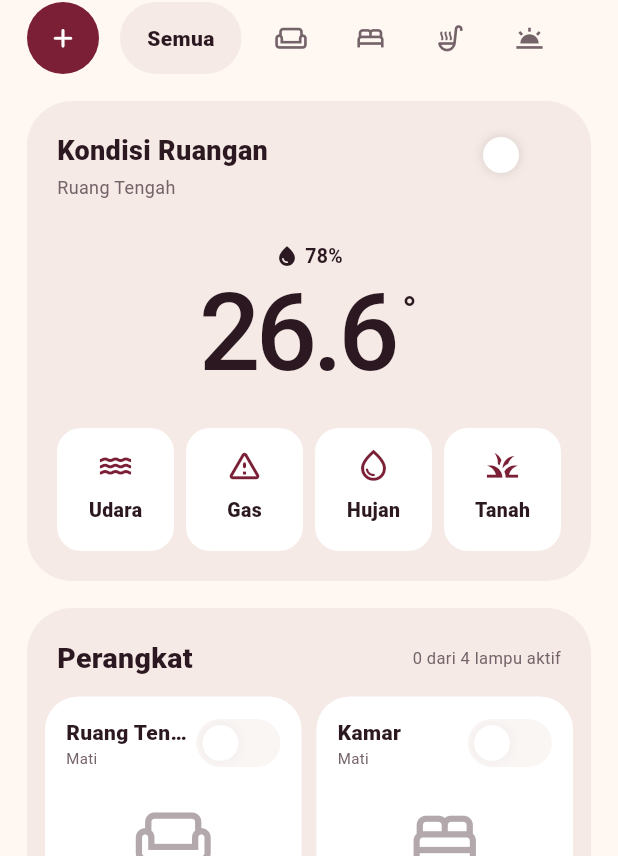
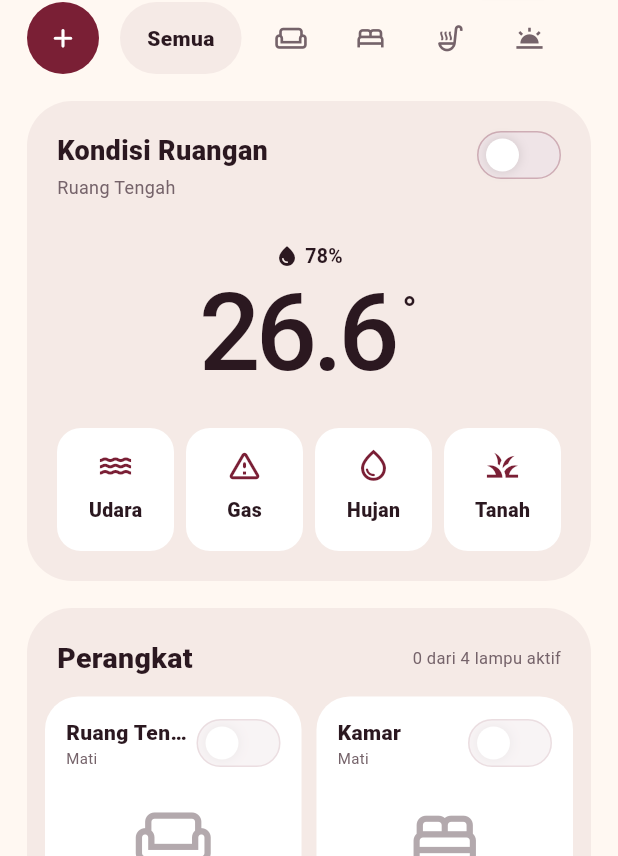
Before and after one commit to rezibos/Android-Fluter-SmartSpace, a Flutter app: the screen it shows after launch, on a phone screen of 412 x 824 dp. Shown: the part 148-1004 px from the top of the screen. Run offline on Flutter 3.47's test engine with Material 3 defaults, Android fonts, the phone set to English and light mode, and no system bars; network calls fail.

Commit message:
fix: improve off toggle contrast

```diff
--- a/lib/widgets/space_widgets.dart
+++ b/lib/widgets/space_widgets.dart
@@ -30,8 +30,18 @@ class SpaceToggle extends StatelessWidget {
           height: 32,
           padding: const EdgeInsets.all(4),
           decoration: BoxDecoration(
-            color: value ? context.space.active : context.space.muted,
+            color: value
+                ? context.space.active
+                : Color.alphaBlend(
+                    context.space.active.withValues(alpha: .12),
+                    context.space.surface,
+                  ),
             borderRadius: BorderRadius.circular(99),
+            border: Border.all(
+              color: value
+                  ? context.space.active
+                  : context.space.active.withValues(alpha: .28),
+            ),
           ),
           alignment: value ? Alignment.centerRight : Alignment.centerLeft,
           child: Container(
```
